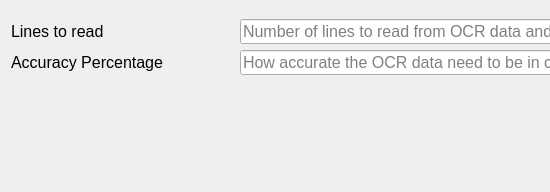
The window that advanceSettings.ui (wtfoong/FYP_image_categorisation_powered_by_OCR) describes before a commit, drawn with Qt 5; both pictures show x 0 to 550 and y 0 to 192 of the 1002 by 192 pixel window.
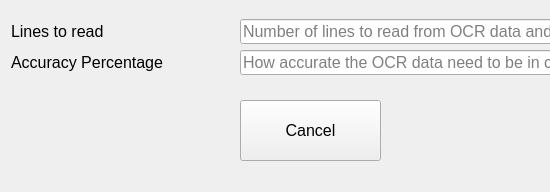
The same window after the commit.

The edit to the form file:
```diff
--- a/advanceSettings.ui
+++ b/advanceSettings.ui
@@ -122,6 +122,24 @@
      <string>Confirm</string>
     </property>
    </widget>
+   <widget class="QPushButton" name="btnCancel">
+    <property name="geometry">
+     <rect>
+      <x>240</x>
+      <y>100</y>
+      <width>141</width>
+      <height>61</height>
+     </rect>
+    </property>
+    <property name="font">
+     <font>
+      <pointsize>12</pointsize>
+     </font>
+    </property>
+    <property name="text">
+     <string>Cancel</string>
+    </property>
+   </widget>
   </widget>
   <widget class="QStatusBar" name="statusbar"/>
  </widget>
```
